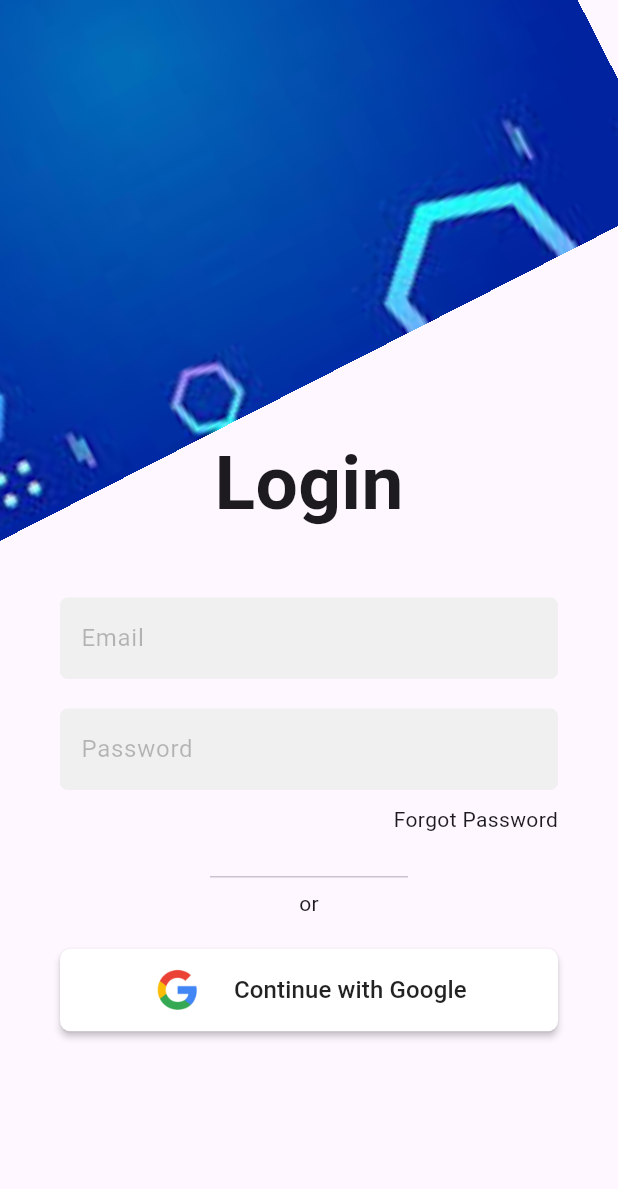
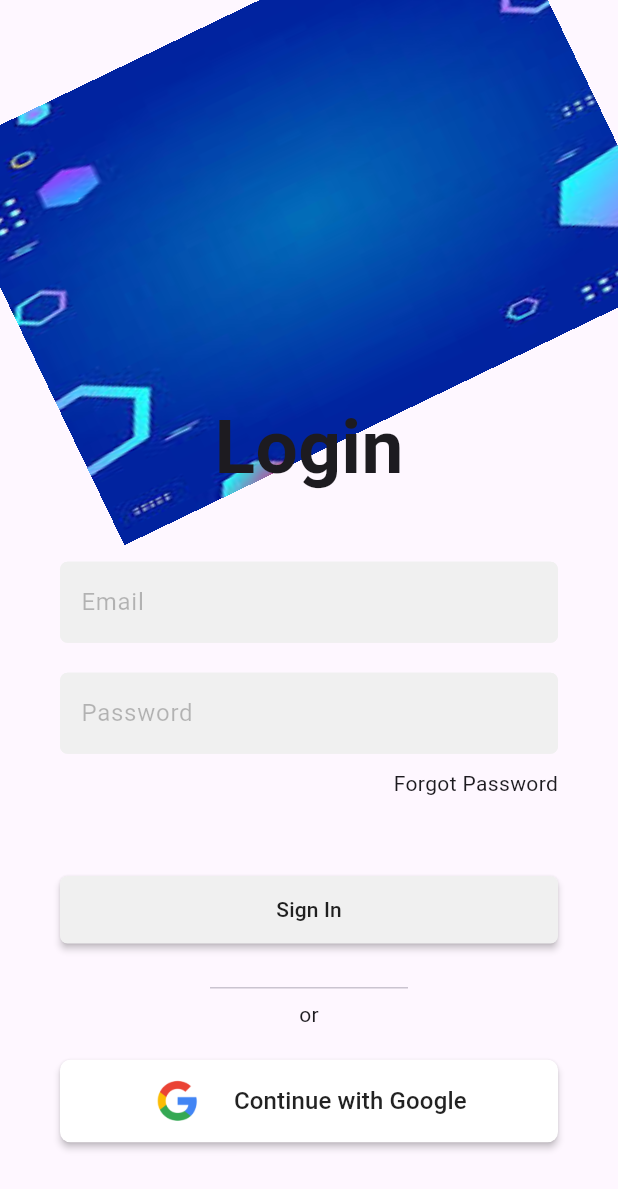
Before and after one commit to jhalto/datascape, a Flutter app: the Home screen opened directly, after a tap on "My Profile", on a phone screen of 412 x 824 dp. Shown: the top 1189 px of the screen. Run offline on Flutter 3.47's test engine with Material 3 defaults, Android fonts, the phone set to English and light mode, and no system bars; our stand-ins replace curved_navigation_bar, flutter_advanced_drawer, persistent_bottom_nav_bar_v2, table_calendar.

Commit message:
sign in button adeed

```diff
--- a/lib/main.dart
+++ b/lib/main.dart
@@ -1,10 +1,12 @@
 import 'package:datascape/curved_nav_bar.dart';
 import 'package:datascape/nav_bar_bottom.dart';
 import 'package:datascape/persistent_nav_bar.dart';
+import 'package:datascape/screens/add_task.dart';
 import 'package:datascape/screens/attendance.dart';
 import 'package:datascape/screens/home.dart';
 import 'package:datascape/screens/leave.dart';
 import 'package:datascape/screens/login.dart';
+import 'package:datascape/screens/records.dart';
 import 'package:datascape/screens/task.dart';
 import 'package:flutter/material.dart';
 import 'package:persistent_bottom_nav_bar_v2/persistent_bottom_nav_bar_v2.dart';
@@ -31,7 +33,7 @@
 
       ),
       darkTheme: ThemeData.dark(),
-      home: PersistentNavBar()
+      home: TaskList()
     );
   }
 }
--- a/lib/persistent_nav_bar.dart
+++ b/lib/persistent_nav_bar.dart
@@ -20,7 +20,7 @@
   Widget build(BuildContext context) {
     return PersistentTabView(
      stateManagement: true,
-
+       navBarHeight: MediaQuery.of(context).size.height *.08,
       tabs: [
         PersistentTabConfig(
           screen: Home(),
--- a/lib/screens/home.dart
+++ b/lib/screens/home.dart
@@ -35,6 +35,7 @@
 
           )),
           body: Container(
+            padding: EdgeInsets.only(bottom: MediaQuery.of(context).size.height*.06),
             child: Column(
               children: [
                Expanded(child: Padding(
@@ -50,7 +51,8 @@
                          child: Column(
                            children: [
                              Container(
-
+                                     height: MediaQuery.of(context).size.height*.15,
+                                 width: double.infinity,
                                  child: Image.asset("lib/images/lorem.png",fit: BoxFit.fill,)),
                              Text("My Profile",style: TextStyle(fontWeight: FontWeight.bold, fontSize: 16),),
                            ],
@@ -63,7 +65,8 @@
                        child: Column(
                          children: [
                            Container(
-
+                               height: MediaQuery.of(context).size.height*.15,
+                               width: double.infinity,
                                child: Image.asset("lib/images/lorem.png",fit: BoxFit.fill,)),
                            Text("My Profile",style: TextStyle(fontWeight: FontWeight.bold, fontSize: 16),),
                          ],
@@ -81,7 +84,8 @@
                        child: Column(
                          children: [
                            Container(
-
+                             width: double.infinity,
+                               height: MediaQuery.of(context).size.height*.15,
                                child: Image.asset("lib/images/lorem.png",fit: BoxFit.fill,)),
                            Text("My Profile",style: TextStyle(fontWeight: FontWeight.bold, fontSize: 16),),
                          ],
@@ -93,7 +97,8 @@
                        child: Column(
                          children: [
                            Container(
-
+                             width: double.infinity,
+                               height: MediaQuery.of(context).size.height*.15,
                                child: Image.asset("lib/images/lorem.png",fit: BoxFit.fill,)),
                            Text("My Profile",style: TextStyle(fontWeight: FontWeight.bold, fontSize: 16),),
                          ],
@@ -111,7 +116,8 @@
                        child: Column(
                          children: [
                            Container(
-
+                             width: double.infinity,
+                               height: MediaQuery.of(context).size.height*.15,
                                child: Image.asset("lib/images/lorem.png",fit: BoxFit.fill,)),
                            Text("My Profile",style: TextStyle(fontWeight: FontWeight.bold, fontSize: 16),),
                          ],
@@ -123,7 +129,8 @@
                        child: Column(
                          children: [
                            Container(
-
+                             width: double.infinity,
+                               height: MediaQuery.of(context).size.height*.15,
                                child: Image.asset("lib/images/lorem.png",fit: BoxFit.fill,)),
                            Text("My Profile",style: TextStyle(fontWeight: FontWeight.bold, fontSize: 16),),
                          ],
--- a/lib/screens/login.dart
+++ b/lib/screens/login.dart
@@ -1,7 +1,9 @@
 import 'dart:math';
 
 import 'package:datascape/widgets/button_collection.dart';
+import 'package:datascape/widgets/custom_button.dart';
 import 'package:datascape/widgets/custom_text_from_field.dart';
+import 'package:datascape/widgets/drawer_design.dart';
 import 'package:datascape/widgets/font_style_widgets.dart';
 import 'package:flutter/material.dart';
 
@@ -26,16 +28,15 @@
       body: Stack(
         children: [
           Positioned(
-            left: -screenWidth * 0.2, // Adjust dynamically based on screen width
-            top: -screenHeight * 0.3, // Adjust dynamically based on screen height
+
             child: Transform.rotate(
-              angle: pi * 0.35,
+              angle: pi/.35,
               child: Container(
-                height: screenHeight * .70, // Scale height dynamically
-                width: screenWidth * .60, // Scale width dynamically
+                height: screenHeight * .35,
+                width: screenWidth ,
                 decoration: BoxDecoration(
                   image: DecorationImage(
-                    fit: BoxFit.cover, // Ensure the image fills the container
+                    fit: BoxFit.fill, // Ensure the image fills the container
                     image: AssetImage("lib/images/images (1).jpg"),
                   ),
                 ),
@@ -59,7 +60,7 @@
                 mainAxisAlignment: MainAxisAlignment.center,
 
                 children: [
-                    SizedBox(height: 150,),
+                    SizedBox(height: 200,),
                     Text("Login",style: h1Title(),),
                     SizedBox(height: 40,),
                     customTextFromField(hintText: "Email", controller: _emailController),
@@ -73,6 +74,10 @@
                     child: Text("Forgot Password"),
                   ),
                   SizedBox(
+                    height: 50,
+                  ),
+                  whiteButton(onPressed: (){}, widget: Text("Sign In")),
+                  SizedBox(
                     height: 20,
                   ),
                   Padding(
@@ -81,7 +86,7 @@
                   ),
                   Text("or"),
                     SizedBox(height: 20,),
-                    whiteButton(
+                    whiteButton2(
                       context,
                         (){},
                         Image.asset("lib/images/google-logo.png",height: 35,width: 35,),
--- a/lib/widgets/appbar_widget.dart
+++ b/lib/widgets/appbar_widget.dart
@@ -21,58 +21,69 @@
 
   @override
   Widget build(BuildContext context) {
-    return Container(
+    var screenHeight = MediaQuery.of(context).size.height;
+    return Scaffold(
+        body: Container(
 
         height: double.infinity,
         color: koraNeel,
         child: Padding(
-        padding: const EdgeInsets.only(left: 15, right: 15,top: 50),
+          padding: EdgeInsets.only(right:7,top: screenHeight*.05),
           child: Row(
 
             mainAxisAlignment: MainAxisAlignment.spaceBetween,
             crossAxisAlignment: CrossAxisAlignment.start,
             children: [
-            IconButton(onPressed: widget.onPressed, icon: Icon(Icons.menu,color: Colors.white,)),
-            SizedBox(width: 15,),
+              Row(
+                crossAxisAlignment: CrossAxisAlignment.start,
+
+                children: [
+                  SizedBox(width: 10,),
+                  GestureDetector(onTap: widget.onPressed, child: Icon(Icons.menu,color: Colors.white,size: 30,)),
+                  SizedBox(width: 10,),
                   SizedBox(
-              width: 220,
+                    width: 180,
                     child: Column(
                       crossAxisAlignment: CrossAxisAlignment.start,
                       children: [
-                  Text("Hi, MD. Farjan Hasan!",style: myStyle(20,sada,FontWeight.bold),),
+                        Text("Hi, MD. Farjan Hasan!",maxLines: 1,style: myStyle(18,sada,FontWeight.bold),),
                         Text("Explore the dashboard",style: myStyle(12,sada),),
                       ],
                     ),
                   ),
-            SizedBox(width: 20,),
+                ],
+              ),
+              Row(
+                children: [
+                  Icon(CupertinoIcons.bell_fill,color: sada,size: 35,),
+                  SizedBox(width: 15,),
+                  PopupMenuButton(
 
-            Icon(CupertinoIcons.bell_fill,color: sada,size: 40,),
-            SizedBox(width: 10,),
-          PopupMenuButton(
-            onSelected: (value) {
-              if (value == 'Logout') {
+                    itemBuilder: (context) => [
+                      PopupMenuItem(
+                          onTap: (){
                             Navigator.of(context, rootNavigator: true).pushAndRemoveUntil(
                               MaterialPageRoute(builder: (context) => Login()),
                                   (route) => false,
                             );
-              }
-            }
-            ,itemBuilder: (context) => [
-            PopupMenuItem(
+                          },
                           value: "Logout",
                           child: Text("Logout")),
                       PopupMenuItem(child: Text("hello")),
 
                     ],
                     child: CircleAvatar(
+                      radius: 20,
                       backgroundImage: AssetImage("lib/images/google-logo.png"),
                     ),
                   ),
-
+                ],
+              )
             ],
           ),
         ),
 
+      ),
     );
   }
 }
--- a/lib/widgets/button_collection.dart
+++ b/lib/widgets/button_collection.dart
@@ -1,7 +1,7 @@
 import 'package:datascape/widgets/font_style_widgets.dart';
 import 'package:flutter/material.dart';
 
-whiteButton(BuildContext context, VoidCallback onPressed, Widget logo, String text){
+whiteButton2(BuildContext context, VoidCallback onPressed, Widget logo, String text){
    return MaterialButton(
      shape: RoundedRectangleBorder(
        borderRadius: BorderRadius.circular(7),
--- a/lib/widgets/font_style_widgets.dart
+++ b/lib/widgets/font_style_widgets.dart
@@ -15,3 +15,9 @@
     fontSize: 50,
   );
 }
+taskRecordTitle(){
+  return TextStyle(
+     fontWeight: FontWeight.bold,
+    fontSize: 14,
+  );
+}
```
Also changed, not shown: lib/add_task_pages/project.dart (added, +22 -0 lines), lib/screens/add_task.dart (added, +44 -0 lines), lib/screens/records.dart (added, +103 -0 lines), lib/widgets/botom_form_widget.dart (added, +46 -0 lines). Lines whose indentation alone changed are shown as unchanged.
